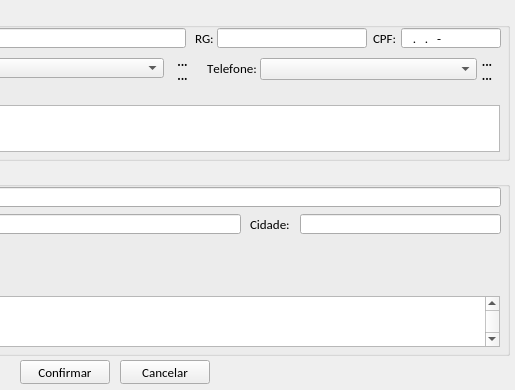
Before: the Qt Designer form loja/tela_cadastro_cliente.ui in jmessias1725/sexloja, drawn with Qt 5; both pictures show x 285 to 800 and y 0 to 390 of the 800 by 390 pixel window.
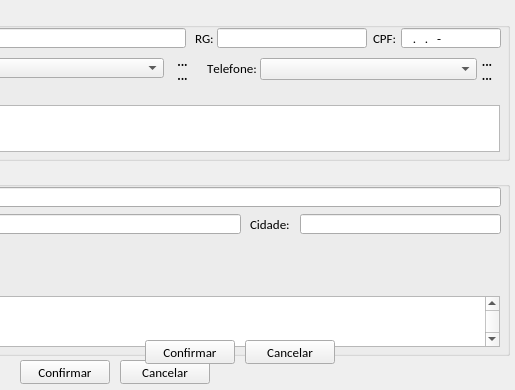
After: the same form once the commit is applied. Icons and pictures are not drawn.

Patch:
```diff
--- a/loja/tela_cadastro_cliente.ui
+++ b/loja/tela_cadastro_cliente.ui
@@ -1307,6 +1307,88 @@
      </size>
     </property>
    </widget>
+   <widget class="QPushButton" name="btn_confirmar_2">
+    <property name="geometry">
+     <rect>
+      <x>430</x>
+      <y>340</y>
+      <width>90</width>
+      <height>24</height>
+     </rect>
+    </property>
+    <property name="minimumSize">
+     <size>
+      <width>0</width>
+      <height>24</height>
+     </size>
+    </property>
+    <property name="maximumSize">
+     <size>
+      <width>90</width>
+      <height>24</height>
+     </size>
+    </property>
+    <property name="font">
+     <font>
+      <family>Calibri</family>
+      <pointsize>10</pointsize>
+     </font>
+    </property>
+    <property name="text">
+     <string>Confirmar</string>
+    </property>
+    <property name="icon">
+     <iconset resource="imagens.qrc">
+      <normaloff>:/img/img/1345902916_camera_test.png</normaloff>:/img/img/1345902916_camera_test.png</iconset>
+    </property>
+    <property name="iconSize">
+     <size>
+      <width>20</width>
+      <height>20</height>
+     </size>
+    </property>
+   </widget>
+   <widget class="QPushButton" name="btn_cancelar_2">
+    <property name="geometry">
+     <rect>
+      <x>530</x>
+      <y>340</y>
+      <width>90</width>
+      <height>24</height>
+     </rect>
+    </property>
+    <property name="minimumSize">
+     <size>
+      <width>0</width>
+      <height>24</height>
+     </size>
+    </property>
+    <property name="maximumSize">
+     <size>
+      <width>90</width>
+      <height>24</height>
+     </size>
+    </property>
+    <property name="font">
+     <font>
+      <family>Calibri</family>
+      <pointsize>10</pointsize>
+     </font>
+    </property>
+    <property name="text">
+     <string>Cancelar</string>
+    </property>
+    <property name="icon">
+     <iconset resource="imagens.qrc">
+      <normaloff>:/img/img/1345902747_button_cancel.png</normaloff>:/img/img/1345902747_button_cancel.png</iconset>
+    </property>
+    <property name="iconSize">
+     <size>
+      <width>18</width>
+      <height>18</height>
+     </size>
+    </property>
+   </widget>
   </widget>
  </widget>
  <tabstops>
```
Left out of the diff: 4 changed lines with no effect on the pictures.
